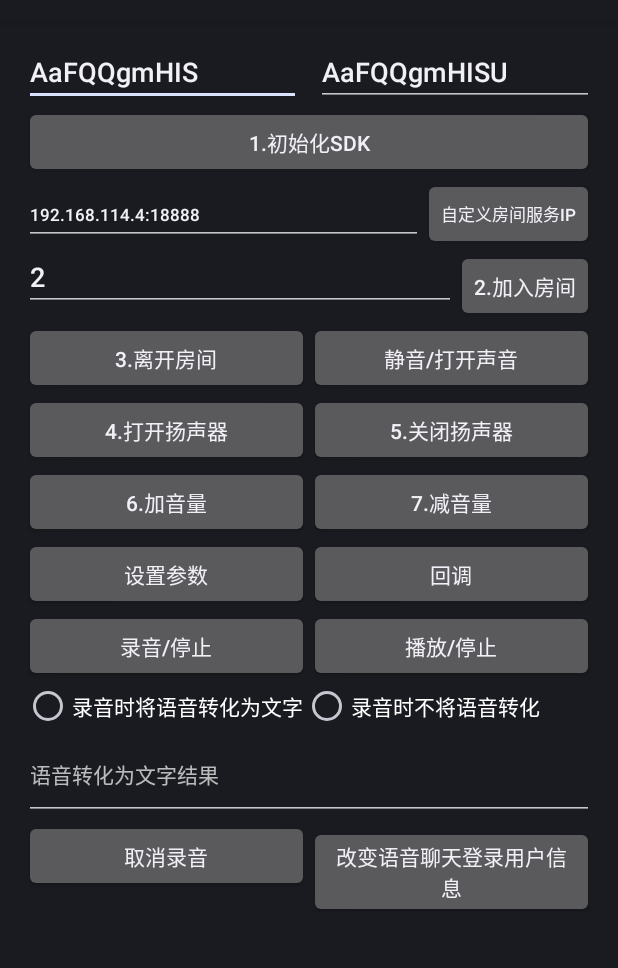
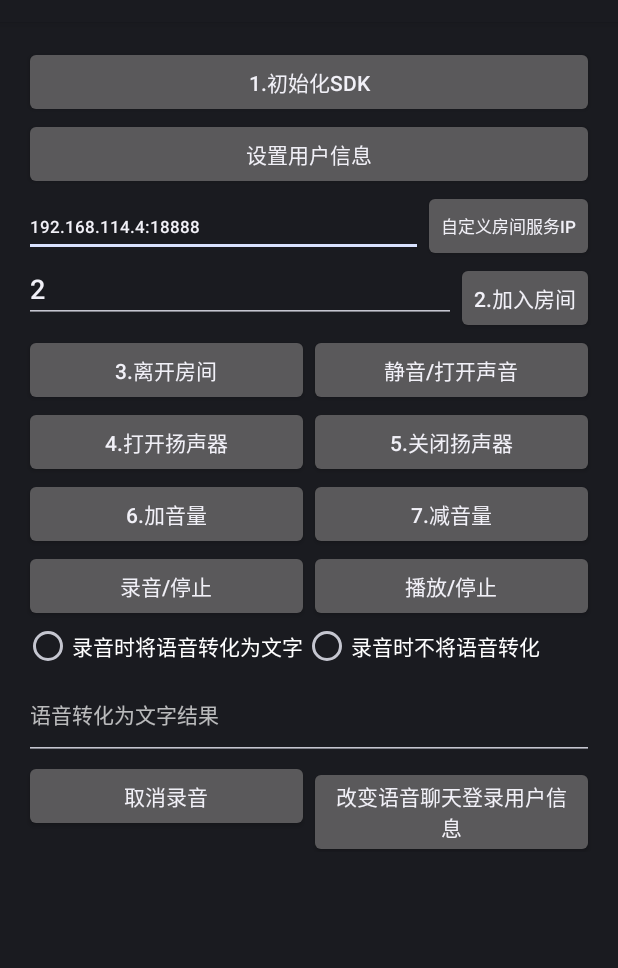
Before and after one commit to sunalong/ASDemo, an Android app: the screen it shows after launch (MainActivity), after a tap on "IM测试", on a phone screen of 412 x 824 dp, the part 62-1030 px from its top. Run offline under Robolectric (Android 15) with nearby library versions, the phone set to English and light mode, and no system bars; 3 statements that could not run were skipped.

Commit message:
1.更改为外网  2.优化界面

```diff
--- a/app/src/main/java/com/itcode/asdemo/MainActivity.java
+++ b/app/src/main/java/com/itcode/asdemo/MainActivity.java
@@ -16,7 +16,6 @@
 package com.itcode.asdemo;
 
 import android.app.Activity;
-import android.media.AudioManager;
 import android.os.Bundle;
 import android.text.TextUtils;
 import android.util.Log;
@@ -34,16 +33,16 @@ import org.json.JSONObject;
 
 import java.util.Random;
 
-//import com.alibaba.fastjson.JSON;
 
 public class MainActivity extends Activity implements View.OnClickListener, RadioGroup.OnCheckedChangeListener {
 
     private Button btnInitSdk;
+    private Button btnSetUserInfo;
     private Button btnCustomRoomServerAddr;
     private Button btnJoinRoom;
     private Button btnLeaveRoom;
     private Button btnSetLouderSpeaker;
-    private Button btnAdjustVolume;
+    private Button btnCloseLouderSpeaker;
 
     private RadioGroup rgVoiceToText;
 
@@ -52,8 +51,6 @@ public class MainActivity extends Activity implements View.OnClickListener, Radi
     private Button btnVoiceMute;
     private Button btnGetAudioSetting;
 
-    private Button btnSetParams;
-    private Button btnCallback;
 
     private Button btnRecord;
     private Button btnPlay;
@@ -62,8 +59,6 @@ public class MainActivity extends Activity implements View.OnClickListener, Radi
 
     private EditText etRoomServer;
     private EditText etRoomId;
-    private EditText etUserName;
-    private EditText etUserKey;
 
     private NativeVoiceEngine rtChatSdk;
     ReceiveDataFromC receiveDataFromC;
@@ -74,11 +69,6 @@ public class MainActivity extends Activity implements View.OnClickListener, Radi
     private static String TAG = MainActivity.class.getSimpleName();
 
     private final int kVoiceOnly = 1;
-    private final int kVideo_normalDefinition = 3;
-    private final int kVideo_highDefinition = 7;
-    private final int kVideo_veryHighDefinition = 11;
-
-
 
     @Override
     public void onCreate(Bundle savedInstanceState) {
@@ -133,8 +123,8 @@ public class MainActivity extends Activity implements View.OnClickListener, Radi
         initView();
 
         setOnListener();
-        etUserName.setText(getRandomString(10));
-        etUserKey.setText(getRandomString(11));
+        userName = getRandomString(10);
+        userKey = getRandomString(11);
         //setVolumeControlStream(AudioManager.STREAM_VOICE_CALL);
     }
 
@@ -148,19 +138,18 @@ public class MainActivity extends Activity implements View.OnClickListener, Radi
     private void initView() {
         rgVoiceToText = (RadioGroup) findViewById(R.id.rgVoiceToText);
         btnInitSdk = (Button) findViewById(R.id.btnInitSdk);
+        btnSetUserInfo = (Button) findViewById(R.id.btnSetUserInfo);
         btnCustomRoomServerAddr = (Button) findViewById(R.id.btnCustomRoomServerAddr);
         btnJoinRoom = (Button) findViewById(R.id.btnJoinRoom);
         btnLeaveRoom = (Button) findViewById(R.id.btnLeaveRoom);
         btnSetLouderSpeaker = (Button) findViewById(R.id.btnSetLouderSpeaker);
-        btnAdjustVolume = (Button) findViewById(R.id.btnAdjustVolume);
+        btnCloseLouderSpeaker = (Button) findViewById(R.id.btnCloseLouderSpeaker);
 
         btnUpVolume = (Button) findViewById(R.id.btnUpVolume);
         btnDownVolume = (Button) findViewById(R.id.btnDownVolume);
         btnVoiceMute = (Button) findViewById(R.id.btnVoiceMute);
         btnGetAudioSetting = (Button) findViewById(R.id.btnGetAudioSetting);
 
-        btnSetParams = (Button) findViewById(R.id.btnSetParams);
-        btnCallback = (Button) findViewById(R.id.btnCallback);
 
         btnRecord = (Button) findViewById(R.id.btnRecord);
         btnPlay = (Button) findViewById(R.id.btnPlay);
@@ -169,8 +158,6 @@ public class MainActivity extends Activity implements View.OnClickListener, Radi
 
         etRoomServer = (EditText) findViewById(R.id.etRoomServer);
         etRoomId = (EditText) findViewById(R.id.etRoomId);
-        etUserName = (EditText) findViewById(R.id.etUserName);
-        etUserKey = (EditText) findViewById(R.id.etUserKey);
         etResult = (EditText) findViewById(R.id.etResult);
     }
 
@@ -185,16 +172,15 @@ public class MainActivity extends Activity implements View.OnClickListener, Radi
         btnUpVolume.setOnClickListener(this);
         btnDownVolume.setOnClickListener(this);
         btnInitSdk.setOnClickListener(this);
+        btnSetUserInfo.setOnClickListener(this);
         btnCustomRoomServerAddr.setOnClickListener(this);
         btnJoinRoom.setOnClickListener(this);
         btnLeaveRoom.setOnClickListener(this);
         btnSetLouderSpeaker.setOnClickListener(this);
-        btnAdjustVolume.setOnClickListener(this);
+        btnCloseLouderSpeaker.setOnClickListener(this);
         btnVoiceMute.setOnClickListener(this);
         btnPlay.setOnClickListener(this);
         btnRecord.setOnClickListener(this);
-        btnCallback.setOnClickListener(this);
-        btnSetParams.setOnClickListener(this);
         btnCancelRecord.setOnClickListener(this);
         btnChangeUser.setOnClickListener(this);
         btnGetAudioSetting.setOnClickListener(this);
@@ -204,27 +190,74 @@ public class MainActivity extends Activity implements View.OnClickListener, Radi
     boolean mute = true;
     boolean isPlaying = false;
     boolean isRecording = false;
-
+    String userName;
+    String userKey;
     @Override
     public void onClick(View v) {
         int retCode = 0;
-        String userName;
-        String userKey;
         switch (v.getId()) {
-            case R.id.btnChangeUser:
-                userName = etUserName.getText().toString().trim();
-                userKey = etUserKey.getText().toString().trim();
+            case R.id.btnInitSdk:
+                rtChatSdk.initSDK("1fcfaa5cdc01502e", "7324e82e18d9d16ca4783aa5f872adf54d17a0175f48fa7c1af0d80211dfff82");
+                Toast.makeText(this, "初始化返回的值：retCode:" + retCode, 0).show();
+                break;
+            case R.id.btnSetUserInfo:
                 if (TextUtils.isEmpty(userName))
                     userName = "nameChange";
                 rtChatSdk.setUserInfo(userName, userKey);
-                Toast.makeText(MainActivity.this, "改变语音聊天登录用户信息", 0).show();
+                rtChatSdk.setParams(FileURL, AppID);
                 break;
-            case R.id.btnCancelRecord:
-                rtChatSdk.cancelRecordedVoice();
-                isRecording = false;
-                btnRecord.setText("已经取消录音");
-                Toast.makeText(MainActivity.this, "取消录音", 0).show();
+            case R.id.btnCustomRoomServerAddr:
+                String roomServerStr = etRoomServer.getText().toString().trim();
+                if(TextUtils.isEmpty(roomServerStr)){
+                    Toast.makeText(this, "请输入IP:", 0).show();
+                    return;
+                }
+                //roomServerStr = "192.168.114.4:18888";
+                rtChatSdk.customRoomServerAddr(roomServerStr);
                 break;
+            case R.id.btnJoinRoom:
+                if (TextUtils.isEmpty(etRoomId.getText())) {
+                    Toast.makeText(this, "请输入房间号", 0).show();
+                    return;
+                } else {
+                    retCode = rtChatSdk.requestJoinPlatformRoom(etRoomId.getText().toString().trim(), kVoiceOnly);
+                    Toast.makeText(this, "进入房间返回的值：retCode:" + retCode, 0).show();
+                }
+                break;
+            case R.id.btnLeaveRoom:
+//                retCode = rtChatSdk.leaveRoom();
+                retCode = rtChatSdk.requestLeavePlatformRoom();
+                Toast.makeText(this, "离开房间返回的值：retCode:" + retCode, 0).show();
+                break;
+            case R.id.btnSetLouderSpeaker:
+                retCode = rtChatSdk.setLouderSpeaker(true);
+                Toast.makeText(this, "打开扬声器:" + retCode, 0).show();
+                break;
+            case R.id.btnUpVolume:
+                volumeValue += 1;
+                if (volumeValue >= 10)
+                    volumeValue = 10;
+                retCode = rtChatSdk.adjustSpeakerVolume(volumeValue);
+                Toast.makeText(this, volumeValue + "加声音：retCode:" + retCode, 0).show();
+                break;
+            case R.id.btnDownVolume:
+                volumeValue -= 1;
+                if (volumeValue <= 0)
+                    volumeValue = 0;
+                retCode = rtChatSdk.adjustSpeakerVolume(volumeValue);
+                Toast.makeText(this, volumeValue + "减声音：retCode:" + retCode, 0).show();
+                break;
+            case R.id.btnCloseLouderSpeaker:
+                //TODO:获取操作设备的调整值
+                retCode = rtChatSdk.setLouderSpeaker(false);
+                Toast.makeText(this, "关闭扬声器:" + retCode, 0).show();
+                break;
+            case R.id.btnVoiceMute:
+                //设置静音与否
+                rtChatSdk.setSendVoice(!mute);
+                mute = !mute;
+                break;
+
             case R.id.btnRecord:
                 if (isRecording) {
                     rtChatSdk.stopRecordVoice();
@@ -257,82 +290,21 @@ public class MainActivity extends Activity implements View.OnClickListener, Radi
                 }
                 isPlaying = !isPlaying;
                 break;
-            case R.id.btnUpVolume:
-                volumeValue += 1;
-                if (volumeValue >= 10)
-                    volumeValue = 10;
-                retCode = rtChatSdk.adjustSpeakerVolume(volumeValue);
-                Toast.makeText(this, volumeValue + "加声音：retCode:" + retCode, 0).show();
+            case R.id.btnCancelRecord:
+                rtChatSdk.cancelRecordedVoice();
+                isRecording = false;
+                btnRecord.setText("已经取消录音");
+                Toast.makeText(MainActivity.this, "取消录音", 0).show();
                 break;
-            case R.id.btnDownVolume:
-                volumeValue -= 5;
-                if (volumeValue <= 0)
-                    volumeValue = 0;
-                retCode = rtChatSdk.adjustSpeakerVolume(volumeValue);
-                Toast.makeText(this, volumeValue + "减声音：retCode:" + retCode, 0).show();
-
-                break;
-            case R.id.btnInitSdk:
-                userName = etUserName.getText().toString().trim();
-                userKey = etUserKey.getText().toString().trim();
-                if (TextUtils.isEmpty(userName))
-                    userName = "fuckName";
-                rtChatSdk.initSDK("1fcfaa5cdc01502e", "7324e82e18d9d16ca4783aa5f872adf54d17a0175f48fa7c1af0d80211dfff82");
-                Toast.makeText(this, "初始化返回的值：retCode:" + retCode, 0).show();
-                break;
-            case R.id.btnCustomRoomServerAddr:
-                userName = etUserName.getText().toString().trim();
-                userKey = etUserKey.getText().toString().trim();
+            case R.id.btnChangeUser:
+                userName = getRandomString(10);
+                userKey = getRandomString(11);
                 if (TextUtils.isEmpty(userName))
                     userName = "nameChange";
                 rtChatSdk.setUserInfo(userName, userKey);
+                Toast.makeText(MainActivity.this, "改变语音聊天登录用户信息", 0).show();
+                break;
 
-                rtChatSdk.setParams(FileURL, AppID);
-
-                String roomServerStr = etRoomServer.getText().toString().trim();
-                if(TextUtils.isEmpty(roomServerStr)){
-                    Toast.makeText(this, "请输入IP:", 0).show();
-                    return;
-                }
-                //roomServerStr = "192.168.114.4:18888";
-                rtChatSdk.customRoomServerAddr(roomServerStr);
-                break;
-            case R.id.btnJoinRoom:
-                //int roomId = Integer.valueOf(etRoomId.getText().toString().trim());
-                //retCode = rtChatSdk.joinRoom("192.168.69.2", 6999, roomId, null);
-//                retCode = rtChatSdk.joinRoom("122.11.58.204", 7020, roomId, videoWindow);
-//                retCode = rtChatSdk.joinRoom("115.159.249.189", 8080, roomId, videoWindow);
-//                retCode = rtChatSdk.joinRoom("115.159.252.195", 7060, roomId, videoWindow);
-//                retCode = rtChatSdk.joinRoom("222.73.155.141", 7060, roomId, videoWindow);
-//                retCode = rtChatSdk.joinRoom("192.168.69.2", 6999, roomId, null);//内网使用
-                if (TextUtils.isEmpty(etRoomId.getText())) {
-                    Toast.makeText(this, "请输入房间号", 0).show();
-                    return;
-                } else {
-                    retCode = rtChatSdk.requestJoinPlatformRoom(etRoomId.getText().toString().trim(), kVoiceOnly);
-                    Toast.makeText(this, "进入房间返回的值：retCode:" + retCode, 0).show();
-                }
-
-                break;
-            case R.id.btnLeaveRoom:
-//                retCode = rtChatSdk.leaveRoom();
-                retCode = rtChatSdk.requestLeavePlatformRoom();
-                Toast.makeText(this, "离开房间返回的值：retCode:" + retCode, 0).show();
-                break;
-            case R.id.btnSetLouderSpeaker:
-                retCode = rtChatSdk.setLouderSpeaker(true);
-                Toast.makeText(this, "打开扬声器:" + retCode, 0).show();
-                break;
-            case R.id.btnAdjustVolume:
-                //TODO:获取操作设备的调整值
-                retCode = rtChatSdk.setLouderSpeaker(false);
-                Toast.makeText(this, "关闭扬声器:" + retCode, 0).show();
-                break;
-            case R.id.btnVoiceMute:
-                //设置静音与否
-                rtChatSdk.setSendVoice(!mute);
-                mute = !mute;
-                break;
         }
     }
 
--- a/app/src/main/res/layout/activity_enter.xml
+++ b/app/src/main/res/layout/activity_enter.xml
@@ -30,5 +30,4 @@
         android:layout_alignParentTop="true"
         android:layout_centerHorizontal="true"
         android:onClick="jumpOnClick"/>
-
 </RelativeLayout>
--- a/app/src/main/res/layout/activity_main.xml
+++ b/app/src/main/res/layout/activity_main.xml
@@ -21,33 +21,16 @@
             android:layout_height="wrap_content"
             android:text="获取本手机型号的 Audio Setting"
             android:visibility="gone" />
-
-        <LinearLayout
-            android:layout_width="match_parent"
-            android:layout_height="wrap_content"
-            android:orientation="horizontal">
-
-            <EditText
-                android:id="@+id/etUserName"
-                android:layout_width="0dp"
-                android:layout_height="40dp"
-                android:layout_weight="1"
-                android:hint="用户名：" />
-
-            <EditText
-                android:id="@+id/etUserKey"
-                android:layout_width="0dp"
-                android:layout_height="40dp"
-                android:layout_marginLeft="10dp"
-                android:layout_weight="1"
-                android:hint="用户Key：" />
-        </LinearLayout>
-
         <Button
             android:id="@+id/btnInitSdk"
             android:layout_width="match_parent"
             android:layout_height="wrap_content"
             android:text="1.初始化sdk" />
+        <Button
+            android:id="@+id/btnSetUserInfo"
+            android:layout_width="match_parent"
+            android:layout_height="wrap_content"
+            android:text="设置用户信息" />
         <LinearLayout
             android:layout_width="match_parent"
             android:layout_height="wrap_content"
@@ -124,7 +107,7 @@
                 android:text="4.打开扬声器" />
 
             <Button
-                android:id="@+id/btnAdjustVolume"
+                android:id="@+id/btnCloseLouderSpeaker"
                 android:layout_width="0dp"
                 android:layout_height="wrap_content"
                 android:layout_weight="1"
@@ -149,26 +132,6 @@
                 android:layout_height="wrap_content"
                 android:layout_weight="1"
                 android:text="7.减音量" />
-        </LinearLayout>
-
-        <LinearLayout
-            android:layout_width="match_parent"
-            android:layout_height="wrap_content"
-            android:orientation="horizontal">
-
-            <Button
-                android:id="@+id/btnSetParams"
-                android:layout_width="0dp"
-                android:layout_height="wrap_content"
-                android:layout_weight="1"
-                android:text="设置参数" />
-
-            <Button
-                android:id="@+id/btnCallback"
-                android:layout_width="0dp"
-                android:layout_height="wrap_content"
-                android:layout_weight="1"
-                android:text="回调" />
         </LinearLayout>
 
         <LinearLayout
```
Also changed, not shown: app/src/main/java/com/itcode/asdemo/ConnectAVActivity.java (+19 -18 lines), app/src/main/java/com/itcode/asdemo/EnterActivity.java (+4 -3 lines), app/src/main/java/com/itcode/asdemo/VideoActivity.java (+23 -2 lines), app/src/main/res/layout/activity_video.xml (+13 -7 lines).
